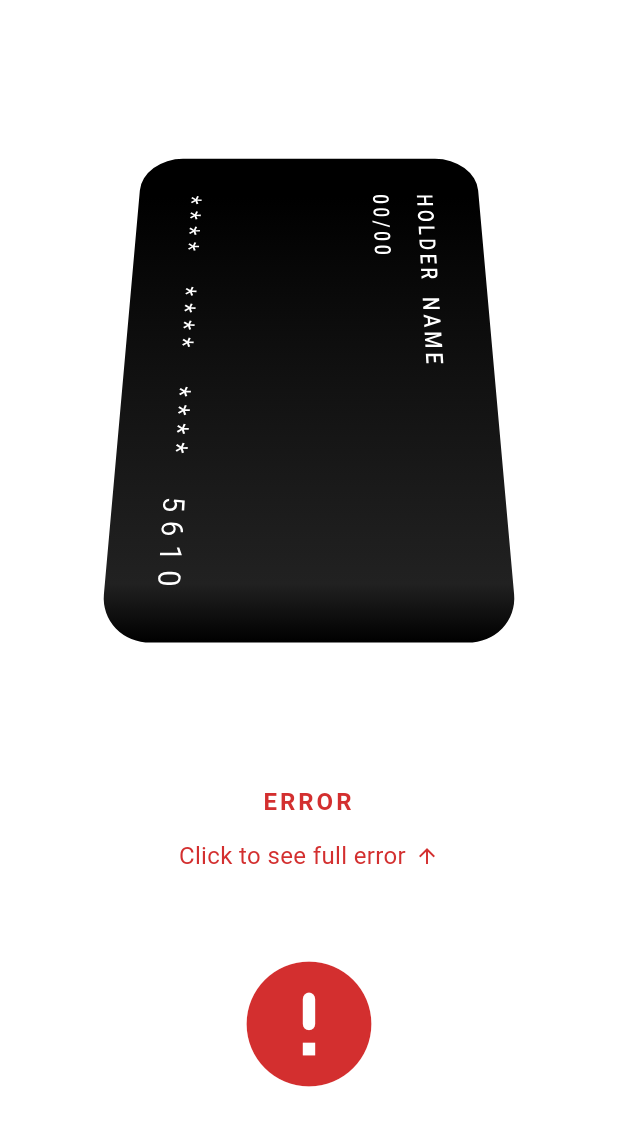
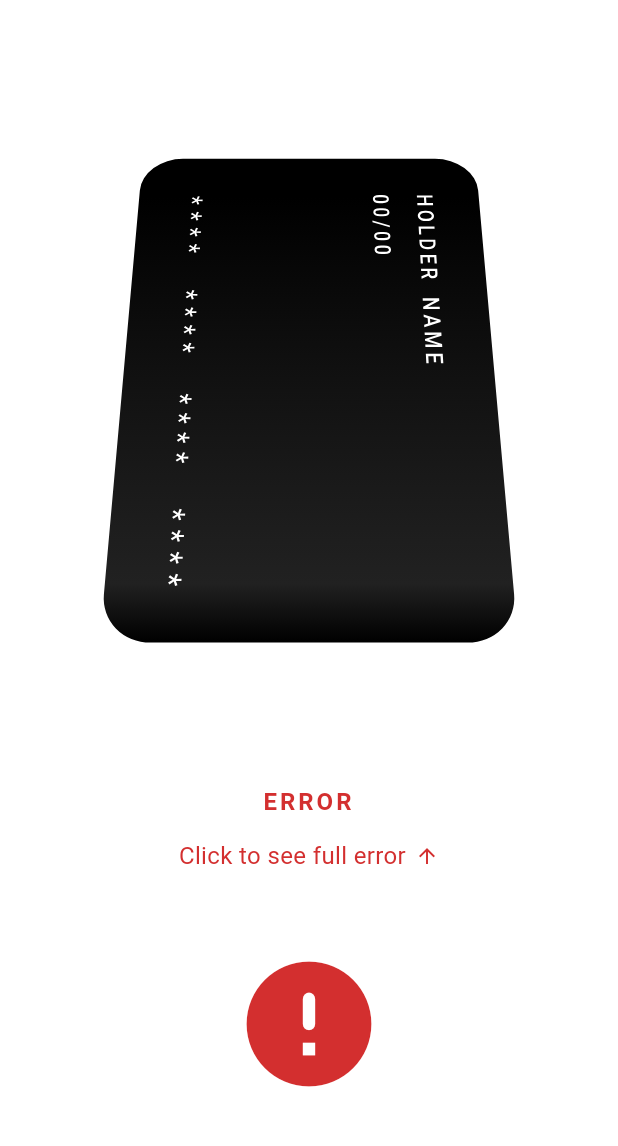
Before and after one commit to saad0510/pay-it, a Flutter app: the CardScanScreen screen opened directly, on a phone screen of 412 x 824 dp, the part 62-1208 px from its top. Run offline on Flutter 3.47's test engine with Material 3 defaults, Android fonts, the phone set to English and light mode, and no system bars; drawn by our look-alikes of flutter_animate; our stand-ins replace cloud_firestore, firebase_auth, firebase_core, firebase_messaging, flutter_local_notifications, flutter_riverpod and 3 more; missing offline and left inert: device_friendly_name; accounts and stored records are empty; Roboto replaces fonts that are missing (Ubuntu).

Commit message:
Improved empty card ui

```diff
--- a/lib/features/payments/controller/card_scan_notifier.dart
+++ b/lib/features/payments/controller/card_scan_notifier.dart
@@ -43,10 +43,10 @@ class CardScanNotifier extends AutoDisposeAsyncNotifier<CardData?> {
       return;
     }
     final card = CardData(
-      holderName: data.holder ?? 'NA',
+      holderName: data.holder ?? '',
       cardNumber: data.number ?? '**** **** **** ****',
-      applicationName: data.type ?? 'NA',
-      expirtyDate: data.expire ?? 'NA',
+      applicationName: data.type ?? '',
+      expirtyDate: data.expire ?? '',
     );
     state = AsyncData(card);
   }
--- a/lib/features/payments/widgets/credit_card_animation.dart
+++ b/lib/features/payments/widgets/credit_card_animation.dart
@@ -61,7 +61,7 @@ class _CreditCardAnimationState extends State<CreditCardAnimation> with TickerPr
             final card = ref.watch(cardScanNotifier).value;
             const defaultCard = CardData(
               holderName: 'HOLDER NAME',
-              cardNumber: '**** **** **** 5610',
+              cardNumber: '**** **** **** ****',
               applicationName: '',
               expirtyDate: '00/00',
             );
--- a/lib/features/payments/widgets/credit_card_widget.dart
+++ b/lib/features/payments/widgets/credit_card_widget.dart
@@ -54,10 +54,11 @@ class CreditCardWidget extends StatelessWidget {
                 child: Column(
                   crossAxisAlignment: CrossAxisAlignment.stretch,
                   children: [
-                    Text(
-                      data.holderName.toUpperCase(),
-                      style: textStyle,
-                    ),
+                    if (data.holderName.isNotEmpty)
+                      Text(
+                        data.holderName.toUpperCase(),
+                        style: textStyle,
+                      ),
                     Text(
                       data.expirtyDate.toUpperCase(),
                       style: textStyle,
```
Also changed, not shown: pubspec.lock.
